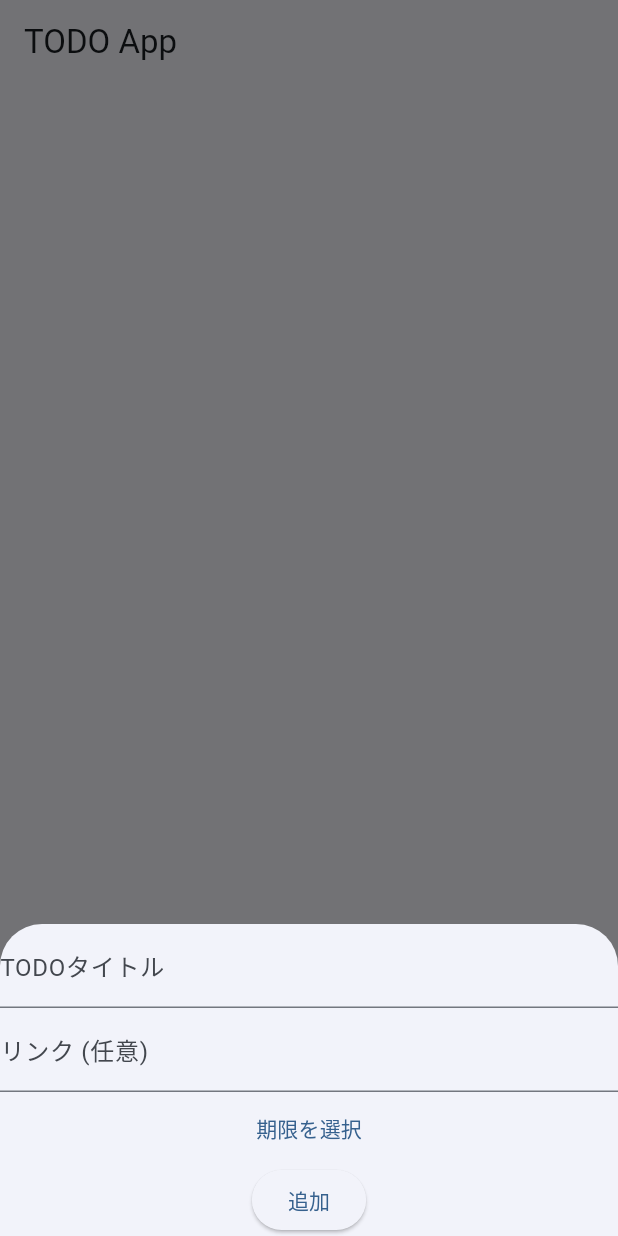
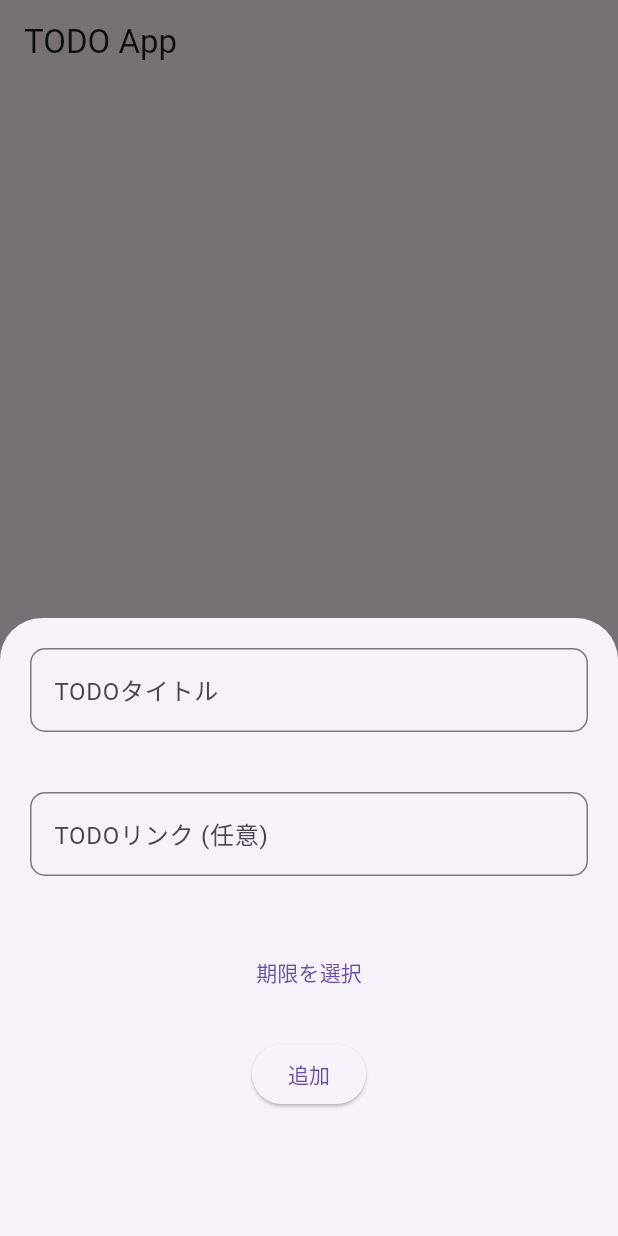
Before and after one commit to takosuke888/myreminder, a Flutter app: the screen it shows after launch, after a tap on the "add" icon, on a phone screen of 412 x 824 dp. Run offline on Flutter 3.47's test engine with Material 3 defaults, Android fonts, the light colour scheme and no system bars.

Commit message:
Refactor modal display logic and improve UI responsiveness in TODO app

```diff
--- a/lib/main.dart
+++ b/lib/main.dart
@@ -13,8 +13,7 @@ class MyApp extends StatelessWidget {
     return MaterialApp(
       title: 'TODO App',
       theme: ThemeData(
-        colorScheme: ColorScheme.fromSeed(seedColor: Colors.blue),
-        useMaterial3: true,
+        primarySwatch: Colors.blue,
       ),
       home: const MyHomePage(title: 'TODO App'),
     );
@@ -51,16 +50,6 @@ class _MyHomePageState extends State<MyHomePage> {
     });
   }
 
-  void _showAddTodoModal(BuildContext context) {
-    showModalBottomSheet(
-      context: context,
-      isScrollControlled: true,
-      builder: (context) {
-        return AddTodoModal(onAdd: _addTodo);
-      },
-    );
-  }
-
   @override
   Widget build(BuildContext context) {
     return Scaffold(
@@ -75,7 +64,12 @@ class _MyHomePageState extends State<MyHomePage> {
         ),
       ),
       floatingActionButton: FloatingActionButton(
-        onPressed: () => _showAddTodoModal(context),
+        onPressed: () => showModalBottomSheet(
+          context: context,
+          isScrollControlled: true, // 画面半分よりも大きなモーダルの表示設定
+          builder: (BuildContext context) {
+            return AddTodoModal(onAdd: _addTodo);
+        }),
         child: const Icon(Icons.add),
       ),
     );
@@ -160,13 +154,17 @@ class AddTodoModal extends StatefulWidget {
   const AddTodoModal({super.key, required this.onAdd});
 
   @override
-  _AddTodoModalState createState() => _AddTodoModalState();
+  State<AddTodoModal> createState() => _AddTodoModalState();
 }
 
 class _AddTodoModalState extends State<AddTodoModal> {
+
   final TextEditingController _titleController = TextEditingController();
   final TextEditingController _linkController = TextEditingController();
   DateTime? _selectedDate;
+
+  bool isDispayKeybord = false;
+  final FocusNode _focusTitle = FocusNode();
 
   void _submit() {
     if (_titleController.text.isNotEmpty) {
@@ -194,28 +192,67 @@ class _AddTodoModalState extends State<AddTodoModal> {
   }
 
   @override
+  void initState() {
+    super.initState();
+    _focusTitle.addListener(() => _onFocusChange(_focusTitle));
+  }
+
+  void _onFocusChange(FocusNode focus) {
+    setState(() {
+      if (focus.hasFocus) {
+        isDispayKeybord = true;
+      } else {
+        isDispayKeybord = false;
+      }
+    });
+  }
+
+  @override
   Widget build(BuildContext context) {
-    return Padding(
-      padding: EdgeInsets.only(bottom: MediaQuery.of(context).viewInsets.bottom),
+    return SizedBox(
+      height: isDispayKeybord // キーボードの有無により、モーダルのサイズを設定
+          ? MediaQuery.of(context).size.height * 0.8
+          : MediaQuery.of(context).size.height * 0.5,
       child: Column(
-        mainAxisSize: MainAxisSize.min,
         children: [
-          TextField(
-            controller: _titleController,
-            decoration: const InputDecoration(labelText: 'TODOタイトル'),
+
+          Padding(padding: const EdgeInsets.all(20.0),
+            child: TextField(
+              focusNode: _focusTitle,
+              controller: _titleController,
+              decoration: const InputDecoration(
+                labelText: 'TODOタイトル',
+                border: OutlineInputBorder(
+                  borderRadius: BorderRadius.all(Radius.circular(10.0)),
+                ),
+              ),
+            ),
           ),
-          TextField(
-            controller: _linkController,
-            decoration: const InputDecoration(labelText: 'リンク (任意)'),
+
+          Padding(padding: const EdgeInsets.all(20.0),
+            child: TextField(
+              controller: _linkController,
+              decoration: const InputDecoration(
+                labelText: 'TODOリンク (任意)',
+                border: OutlineInputBorder(
+                  borderRadius: BorderRadius.all(Radius.circular(10.0)),
+                ),
+              ),
+            ),
           ),
-          TextButton(
-            onPressed: _pickDate,
-            child: Text(_selectedDate == null ? '期限を選択' : DateFormat('yyyy-MM-dd').format(_selectedDate!)),
+
+          Padding(padding: const EdgeInsets.all(20.0),
+            child: TextButton(
+              onPressed: _pickDate,
+              child: Text(_selectedDate == null ? '期限を選択' : DateFormat('yyyy-MM-dd').format(_selectedDate!)),
+            ),
           ),
+
           ElevatedButton(
             onPressed: _submit,
             child: const Text('追加'),
           ),
+
         ],
       ),
     );
```
Also changed, not shown: 1 other file.
